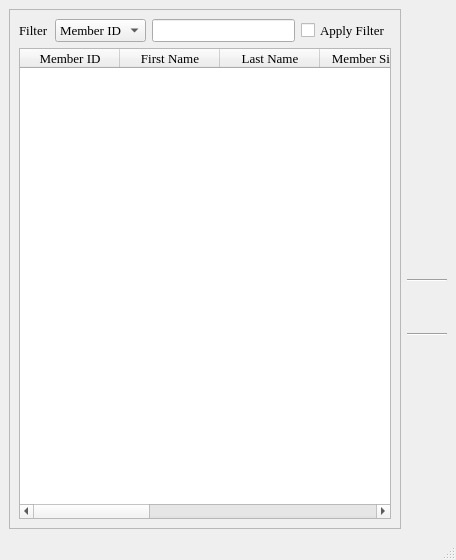
Before: the Qt Designer form members_browser.ui in textbrowser/biblioteq, drawn with Qt 5.
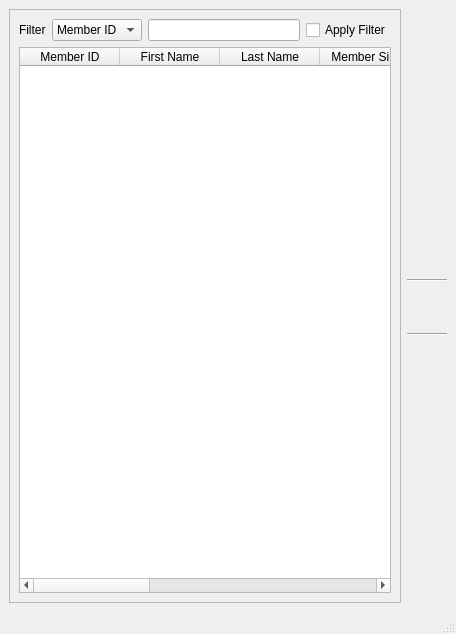
After: the same form once the commit is applied. Icons and pictures are not drawn.

Commit message: Default fonts. Do not allow users to set their fonts on OS X systems as this distorts widgets.

What changed in the file:
```diff
--- a/members_browser.ui
+++ b/members_browser.ui
@@ -7,15 +7,9 @@
     <x>0</x>
     <y>0</y>
     <width>456</width>
-    <height>560</height>
+    <height>634</height>
    </rect>
   </property>
-  <property name="font">
-   <font>
-    <family>Times</family>
-    <pointsize>10</pointsize>
-   </font>
-  </property>
   <property name="windowTitle">
    <string>BiblioteQ: Members Browser</string>
   </property>
@@ -38,12 +32,6 @@
         <layout class="QHBoxLayout">
          <item>
           <widget class="QLabel" name="label">
-           <property name="font">
-            <font>
-             <family>Times</family>
-             <pointsize>10</pointsize>
-            </font>
-           </property>
            <property name="text">
             <string>Filter</string>
            </property>
@@ -65,11 +53,6 @@
          </item>
          <item>
           <widget class="QLineEdit" name="filter">
-           <property name="font">
-            <font>
-             <pointsize>10</pointsize>
-            </font>
-           </property>
            <property name="maxLength">
             <number>128</number>
            </property>
@@ -89,17 +72,6 @@
        </item>
        <item>
         <widget class="QTableWidget" name="table">
-         <property name="font">
-          <font>
-           <family>Times</family>
-           <pointsize>10</pointsize>
-           <weight>50</weight>
-           <italic>false</italic>
-           <bold>false</bold>
-           <underline>false</underline>
-           <strikeout>false</strikeout>
-          </font>
-         </property>
          <property name="focusPolicy">
           <enum>Qt::StrongFocus</enum>
          </property>
@@ -469,12 +441,6 @@
       </item>
       <item>
        <widget class="QToolButton" name="cancelButton">
-        <property name="font">
-         <font>
-          <family>Times</family>
-          <pointsize>10</pointsize>
-         </font>
-        </property>
         <property name="toolTip">
          <string>Close Browser</string>
         </property>
```
Left out of the diff: 48 changed lines with no effect on the pictures. The commit also changes 20 other files.
